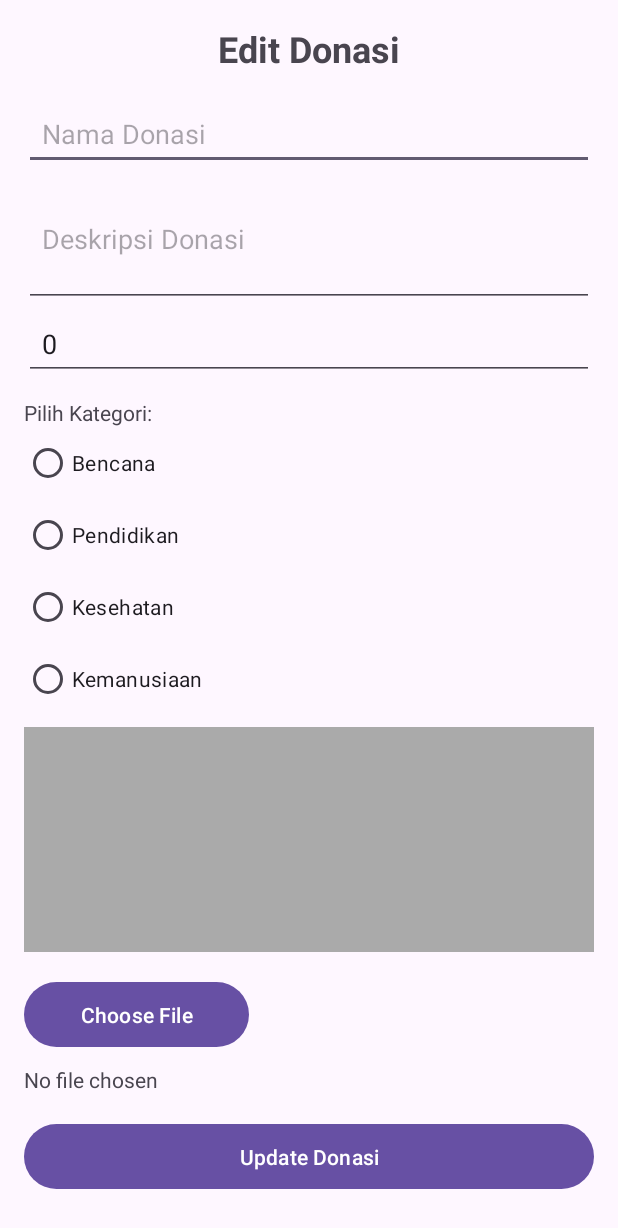
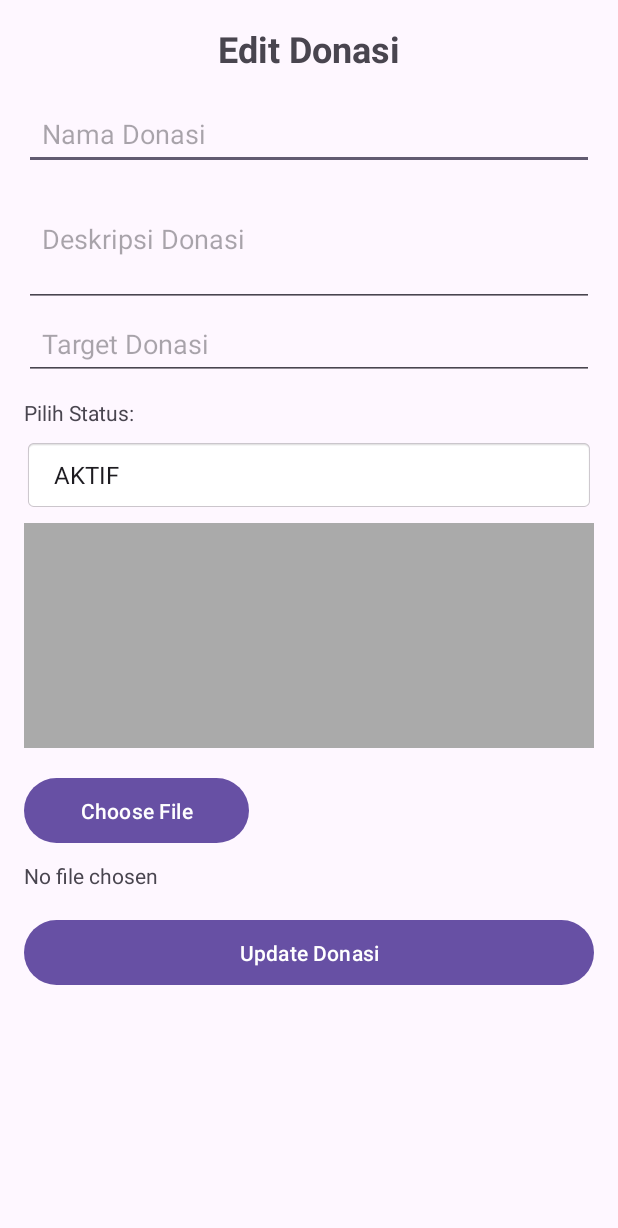
Before and after one commit to shahdatmaulani/PolinelaPeduli, an Android app: the EditDonasiActivity screen opened directly, with no data from a screen before it, after a tap on "Choose File", on a phone screen of 412 x 824 dp. Shown: the top 1228 px of the screen. Run offline under Robolectric (Android 15) with nearby library versions, the phone set to English and light mode, and no system bars; 3 statements that could not run were skipped.

Commit message:
feat: bug edit donat

```diff
--- a/app/src/main/java/com/example/polinelapeduli/activity/DonasiAdapter.java
+++ b/app/src/main/java/com/example/polinelapeduli/activity/DonasiAdapter.java
@@ -122,7 +122,7 @@ public class DonasiAdapter extends ArrayAdapter<Donation> {
         intent.putExtra("id", donation.getDonationId());
         intent.putExtra("nama", donation.getName());
         intent.putExtra("deskripsi", donation.getDescription());
-        intent.putExtra("kategori", donation.getCategoryId());
+        intent.putExtra("status", donation.getStatus());
         intent.putExtra("target", donation.getTarget());
         intent.putExtra("gambar", donation.getImage());
         context.startActivity(intent);
--- a/app/src/main/java/com/example/polinelapeduli/activity/EditDonasiActivity.java
+++ b/app/src/main/java/com/example/polinelapeduli/activity/EditDonasiActivity.java
@@ -1,6 +1,7 @@
 package com.example.polinelapeduli.activity;
 
 import android.Manifest;
+import android.annotation.SuppressLint;
 import android.content.Intent;
 import android.content.pm.PackageManager;
 import android.database.Cursor;
@@ -8,187 +9,219 @@ import android.net.Uri;
 import android.os.Build;
 import android.os.Bundle;
 import android.provider.OpenableColumns;
+import android.util.Log;
+import android.widget.ArrayAdapter;
 import android.widget.Button;
 import android.widget.EditText;
 import android.widget.ImageView;
-import android.widget.RadioButton;
-import android.widget.RadioGroup;
+import android.widget.Spinner;
 import android.widget.TextView;
 import android.widget.Toast;
 
+import androidx.activity.result.ActivityResultLauncher;
+import androidx.activity.result.contract.ActivityResultContracts;
 import androidx.annotation.NonNull;
 import androidx.appcompat.app.AppCompatActivity;
 import androidx.core.app.ActivityCompat;
 import androidx.core.content.ContextCompat;
 
 import com.example.polinelapeduli.R;
+import com.example.polinelapeduli.repository.DonationRepository;
 
 import java.io.File;
 import java.io.FileOutputStream;
 import java.io.InputStream;
+import java.util.Objects;
 
 public class EditDonasiActivity extends AppCompatActivity {
 
-    private EditText editNama, editDeskripsi, editTarget;
-    private Button btnUpdate, btnPilihGambar;
+    private EditText etNamaDonasi, etDeskripsiDonasi, etTargetDonasi;
+    private Spinner spinnerStatusDonation;
     private ImageView imageViewDonasi;
     private TextView tvStatusGambar;
-    private String gambarPath;
-    private int donasiId;
-    private String kategoriDonasi;
+    private DonationRepository donationRepository;
+    private ActivityResultLauncher<Intent> imagePickerLauncher;
 
-    private static final int PICK_IMAGE_REQUEST = 1;
-    private static final int MY_PERMISSIONS_REQUEST_READ_MEDIA_IMAGES = 2;
+    private static final int PERMISSION_REQUEST_READ_IMAGES = 2;
 
     @Override
     protected void onCreate(Bundle savedInstanceState) {
         super.onCreate(savedInstanceState);
         setContentView(R.layout.activity_edit_donasi);
 
-        initViews();
+        donationRepository = new DonationRepository(this);
+
+        initializeUI();
+        setupImagePickerLauncher();
+        setupStatusSpinner();
         loadDataFromIntent();
+    }
+
+    private void initializeUI() {
+        etNamaDonasi = findViewById(R.id.etNamaDonasi);
+        etDeskripsiDonasi = findViewById(R.id.etDeskripsiDonasi);
+        etTargetDonasi = findViewById(R.id.etTargetDonasi);
+        spinnerStatusDonation = findViewById(R.id.spinnerStatusDonation);
+        imageViewDonasi = findViewById(R.id.imageViewDonasi);
+        tvStatusGambar = findViewById(R.id.tvStatusGambar);
+        Button btnPilihGambar = findViewById(R.id.btnPilihGambar);
+        Button btnUpdateDonasi = findViewById(R.id.btnUpdate);
 
         btnPilihGambar.setOnClickListener(v -> chooseImage());
-        btnUpdate.setOnClickListener(v -> updateDonasi());
+        btnUpdateDonasi.setOnClickListener(v -> updateDonation());
     }
 
-    private void initViews() {
-        editNama = findViewById(R.id.editNama);
-        editDeskripsi = findViewById(R.id.editDeskripsi);
-        editTarget = findViewById(R.id.editTarget);
-        btnUpdate = findViewById(R.id.btnUpdate);
-        imageViewDonasi = findViewById(R.id.imageViewDonasi);
-        tvStatusGambar = findViewById(R.id.tvStatusGambar);
-        btnPilihGambar = findViewById(R.id.btnPilihGambar);
+    private void setupImagePickerLauncher() {
+        imagePickerLauncher = registerForActivityResult(
+                new ActivityResultContracts.StartActivityForResult(),
+                result -> {
+                    if (result.getResultCode() == RESULT_OK && result.getData() != null) {
+                        Uri selectedImageUri = result.getData().getData();
+                        handleSelectedImage(selectedImageUri);
+                    }
+                }
+        );
+    }
+
+    private void setupStatusSpinner() {
+        String[] statuses = {"AKTIF", "KOMPLET", "DITUTUP"};
+
+        ArrayAdapter<String> adapter = new ArrayAdapter<>(
+                this,
+                android.R.layout.simple_spinner_item,
+                statuses
+        );
+        adapter.setDropDownViewResource(android.R.layout.simple_spinner_dropdown_item);
+        spinnerStatusDonation.setAdapter(adapter);
     }
 
     private void loadDataFromIntent() {
         Intent intent = getIntent();
-        donasiId = intent.getIntExtra("id", -1);
-        String nama = intent.getStringExtra("nama");
-        String deskripsi = intent.getStringExtra("deskripsi");
+        int id = intent.getIntExtra("id", -1);
+        String name = intent.getStringExtra("nama");
+        String description = intent.getStringExtra("deskripsi");
         int target = intent.getIntExtra("target", 0);
-        kategoriDonasi = intent.getStringExtra("kategori");
+        String status = intent.getStringExtra("status");
+        String imagePath = intent.getStringExtra("gambar");
 
-        editNama.setText(nama);
-        editDeskripsi.setText(deskripsi);
-        editTarget.setText(String.valueOf(target));
-        setRadioButtonByCategory(kategoriDonasi);
+        Log.d("EditDonasiActivity", "Received data: " + id + ", " + name + ", " + status);
+
+        etNamaDonasi.setText(name);
+        etDeskripsiDonasi.setText(description);
+        etTargetDonasi.setText(String.valueOf(target));
+        if (imagePath != null) {
+            tvStatusGambar.setText(imagePath);
+            imageViewDonasi.setImageURI(Uri.fromFile(new File(imagePath)));
+        }
+
+        if (spinnerStatusDonation.getAdapter() instanceof ArrayAdapter) {
+            @SuppressWarnings("unchecked")
+            ArrayAdapter<String> adapter = (ArrayAdapter<String>) spinnerStatusDonation.getAdapter();
+            int position = adapter.getPosition(status);
+            if (position != -1) {
+                spinnerStatusDonation.setSelection(position);
+            }
+        } else {
+            Toast.makeText(this, "Adapter tidak kompatibel", Toast.LENGTH_SHORT).show();
+        }
     }
 
-    private void setRadioButtonByCategory(String kategori) {
-        switch (kategori) {
-            case "Bencana":
-                ((RadioButton) findViewById(R.id.rbBencanaEdit)).setChecked(true);
-                break;
-            case "Pendidikan":
-                ((RadioButton) findViewById(R.id.rbPendidikanEdit)).setChecked(true);
-                break;
-            case "Kesehatan":
-                ((RadioButton) findViewById(R.id.rbKesehatanEdit)).setChecked(true);
-                break;
-            case "Kemanusiaan":
-                ((RadioButton) findViewById(R.id.rbKemanusiaanEdit)).setChecked(true);
-                break;
+
+    private void updateDonation() {
+        String nama = etNamaDonasi.getText().toString().trim();
+        String deskripsi = etDeskripsiDonasi.getText().toString().trim();
+        String imagePath = tvStatusGambar.getText().toString().trim();
+        int target = Integer.parseInt(etTargetDonasi.getText().toString().trim());
+        String selectedStatus = spinnerStatusDonation.getSelectedItem().toString();
+
+        if (nama.isEmpty() || deskripsi.isEmpty() || imagePath.isEmpty()) {
+            Toast.makeText(this, "Harap lengkapi semua data", Toast.LENGTH_SHORT).show();
+            return;
+        }
+
+        boolean isUpdated = donationRepository.updateDonation(
+                nama, deskripsi, target, selectedStatus, imagePath
+        );
+
+        if (isUpdated) {
+            Toast.makeText(this, "Donasi berhasil diperbarui", Toast.LENGTH_SHORT).show();
+            finish();
+        } else {
+            Toast.makeText(this, "Gagal memperbarui donasi", Toast.LENGTH_SHORT).show();
         }
     }
 
     private void chooseImage() {
-        if (Build.VERSION.SDK_INT >= Build.VERSION_CODES.TIRAMISU) {
-            if (ContextCompat.checkSelfPermission(this, Manifest.permission.READ_MEDIA_IMAGES)
-                    != PackageManager.PERMISSION_GRANTED) {
-                ActivityCompat.requestPermissions(this,
-                        new String[]{Manifest.permission.READ_MEDIA_IMAGES},
-                        MY_PERMISSIONS_REQUEST_READ_MEDIA_IMAGES);
-            } else {
-                openImagePicker();
+        String permission = (Build.VERSION.SDK_INT >= Build.VERSION_CODES.TIRAMISU)
+                ? Manifest.permission.READ_MEDIA_IMAGES
+                : Manifest.permission.READ_EXTERNAL_STORAGE;
+        checkPermission(permission);
+    }
+
+    private void checkPermission(String permission) {
+        if (ContextCompat.checkSelfPermission(this, permission) != PackageManager.PERMISSION_GRANTED) {
+            if (ActivityCompat.shouldShowRequestPermissionRationale(this, permission)) {
+                Toast.makeText(this, "Izin diperlukan untuk memilih gambar", Toast.LENGTH_SHORT).show();
             }
+            ActivityCompat.requestPermissions(this, new String[]{permission}, PERMISSION_REQUEST_READ_IMAGES);
         } else {
-            if (ContextCompat.checkSelfPermission(this, Manifest.permission.READ_EXTERNAL_STORAGE)
-                    != PackageManager.PERMISSION_GRANTED) {
-                ActivityCompat.requestPermissions(this,
-                        new String[]{Manifest.permission.READ_EXTERNAL_STORAGE},
-                        MY_PERMISSIONS_REQUEST_READ_MEDIA_IMAGES);
-            } else {
-                openImagePicker();
-            }
+            openImagePicker();
         }
     }
 
     private void openImagePicker() {
-        Intent intent = new Intent();
+        Intent intent = new Intent(Intent.ACTION_GET_CONTENT);
         intent.setType("image/*");
-        intent.setAction(Intent.ACTION_GET_CONTENT);
-        startActivityForResult(Intent.createChooser(intent, "Pilih Gambar"), PICK_IMAGE_REQUEST);
+        imagePickerLauncher.launch(Intent.createChooser(intent, "Pilih Gambar"));
     }
 
-    @Override
-    protected void onActivityResult(int requestCode, int resultCode, Intent data) {
-        super.onActivityResult(requestCode, resultCode, data);
-        if (requestCode == PICK_IMAGE_REQUEST && resultCode == RESULT_OK && data != null && data.getData() != null) {
-            Uri imageUri = data.getData();
-            gambarPath = saveImageToInternalStorage(imageUri);
-            if (gambarPath != null) {
-                imageViewDonasi.setImageURI(imageUri);
-                tvStatusGambar.setText("File dipilih: " + getFileName(imageUri));
-            } else {
-                Toast.makeText(this, "Gagal menyimpan gambar", Toast.LENGTH_SHORT).show();
+    @SuppressLint("SetTextI18n")
+    private void handleSelectedImage(Uri uri) {
+        String imagePath = saveImageToInternalStorage(uri);
+        if (imagePath != null) {
+            imageViewDonasi.setImageURI(uri);
+            tvStatusGambar.setText(imagePath);
+            Log.d("EditDonasiActivity", "Image Path: " + imagePath);
+        } else {
+            Toast.makeText(this, "Gagal menyimpan gambar", Toast.LENGTH_SHORT).show();
+        }
+    }
+
+    private String saveImageToInternalStorage(Uri uri) {
+        try (InputStream inputStream = getContentResolver().openInputStream(uri);
+             FileOutputStream outputStream = new FileOutputStream(new File(getFilesDir(), getFileName(uri)))) {
+
+            byte[] buffer = new byte[1024];
+            int length;
+            while ((length = Objects.requireNonNull(inputStream).read(buffer)) > 0) {
+                outputStream.write(buffer, 0, length);
             }
+            return getFilesDir() + File.separator + getFileName(uri);
+
+        } catch (Exception e) {
+            Log.e("EditDonasiActivity", "Error", e);
+            return null;
         }
     }
 
     private String getFileName(Uri uri) {
-        String result = null;
-        if ("content".equals(uri.getScheme())) {
+        if (Objects.equals(uri.getScheme(), "content")) {
             try (Cursor cursor = getContentResolver().query(uri, null, null, null, null)) {
                 if (cursor != null && cursor.moveToFirst()) {
-                    result = cursor.getString(cursor.getColumnIndexOrThrow(OpenableColumns.DISPLAY_NAME));
+                    return cursor.getString(cursor.getColumnIndexOrThrow(OpenableColumns.DISPLAY_NAME));
                 }
             }
         }
-        if (result == null) {
-            result = uri.getPath();
-            int cut = result.lastIndexOf('/');
-            if (cut != -1) {
-                result = result.substring(cut + 1);
-            }
-        }
-        return result;
-    }
-
-    private String saveImageToInternalStorage(Uri uri) {
-        try {
-            InputStream inputStream = getContentResolver().openInputStream(uri);
-            File file = new File(getFilesDir(), getFileName(uri));
-            try (FileOutputStream outputStream = new FileOutputStream(file)) {
-                byte[] buffer = new byte[1024];
-                int length;
-                while ((length = inputStream.read(buffer)) > 0) {
-                    outputStream.write(buffer, 0, length);
-                }
-            }
-            inputStream.close();
-            return file.getAbsolutePath();
-        } catch (Exception e) {
-            e.printStackTrace();
-            return null;
-        }
-    }
-
-    private void updateDonasi() {
-        String updatedNama = editNama.getText().toString();
-        String updatedDeskripsi = editDeskripsi.getText().toString();
-        int updatedTarget = Integer.parseInt(editTarget.getText().toString());
-
-        // Notifikasi simulasi pembaruan data
-        Toast.makeText(this, "Data berhasil diperbarui:\nNama: " + updatedNama + "\nDeskripsi: " + updatedDeskripsi + "\nTarget: Rp " + updatedTarget, Toast.LENGTH_SHORT).show();
-        finish();
+        String path = uri.getPath();
+        return (path != null && path.lastIndexOf('/') != -1)
+                ? path.substring(path.lastIndexOf('/') + 1)
+                : "Unknown File";
     }
 
     @Override
     public void onRequestPermissionsResult(int requestCode, @NonNull String[] permissions, @NonNull int[] grantResults) {
         super.onRequestPermissionsResult(requestCode, permissions, grantResults);
-        if (requestCode == MY_PERMISSIONS_REQUEST_READ_MEDIA_IMAGES) {
+        if (requestCode == PERMISSION_REQUEST_READ_IMAGES) {
             if (grantResults.length > 0 && grantResults[0] == PackageManager.PERMISSION_GRANTED) {
                 openImagePicker();
             } else {
--- a/app/src/main/res/layout/activity_edit_donasi.xml
+++ b/app/src/main/res/layout/activity_edit_donasi.xml
@@ -56,39 +56,16 @@
         <TextView
             android:layout_width="wrap_content"
             android:layout_height="wrap_content"
-            android:text="Pilih Kategori:"
+            android:text="Pilih Status:"
             android:paddingTop="12dp"/>
 
-        <RadioGroup
-            android:id="@+id/radioGroupKategoriEdit"
+        <Spinner
+            android:id="@+id/spinnerStatusDonation"
             android:layout_width="match_parent"
-            android:layout_height="wrap_content">
-
-            <RadioButton
-                android:id="@+id/rbBencanaEdit"
-                android:layout_width="wrap_content"
-                android:layout_height="wrap_content"
-                android:text="Bencana" />
-
-            <RadioButton
-                android:id="@+id/rbPendidikanEdit"
-                android:layout_width="wrap_content"
-                android:layout_height="wrap_content"
-                android:text="Pendidikan" />
-
-            <RadioButton
-                android:id="@+id/rbKesehatanEdit"
-                android:layout_width="wrap_content"
-                android:layout_height="wrap_content"
-                android:text="Kesehatan" />
-
-            <RadioButton
-                android:id="@+id/rbKemanusiaanEdit"
-                android:layout_width="wrap_content"
-                android:layout_height="wrap_content"
-                android:text="Kemanusiaan" />
-
-        </RadioGroup>
+            android:layout_height="48dp"
+            android:padding="12dp"
+            android:layout_marginTop="8dp"
+            android:background="@android:drawable/editbox_background" />
 
         <!-- ImageView untuk Menampilkan Gambar yang Dipilih -->
         <ImageView
```
Also changed, not shown: app/src/main/java/com/example/polinelapeduli/repository/DonationRepository.java (+17 -13 lines).
